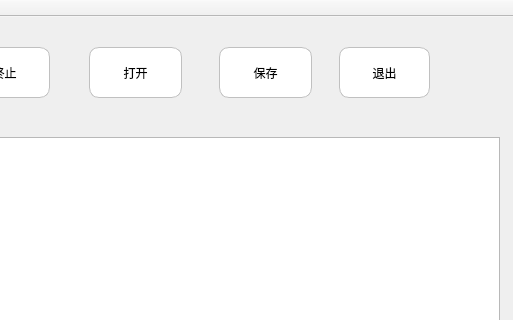
The window that mainwindow.ui (shinytang6/Sniffer) describes before a commit, drawn with Qt 5; both pictures show x 791 to 1304 and y 0 to 320 of the 1304 by 686 pixel window.
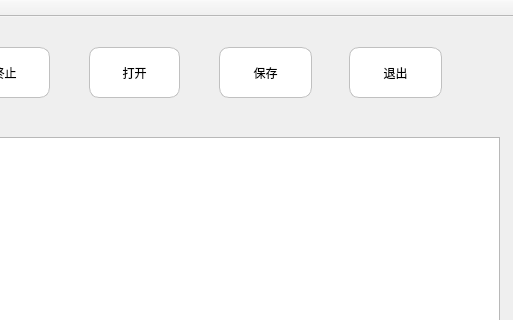
The same window after the commit. Icons and pictures are not drawn.

```diff
--- a/mainwindow.ui
+++ b/mainwindow.ui
@@ -202,7 +202,7 @@
    <widget class="QPushButton" name="saveData">
     <property name="geometry">
      <rect>
-      <x>880</x>
+      <x>1010</x>
       <y>30</y>
       <width>93</width>
       <height>51</height>
@@ -212,7 +212,7 @@
      <string notr="true"/>
     </property>
     <property name="text">
-     <string>打开</string>
+     <string>保存</string>
     </property>
    </widget>
    <widget class="QTreeView" name="detailview">
@@ -253,22 +253,9 @@
    <widget class="QPushButton" name="quit">
     <property name="geometry">
      <rect>
-      <x>1010</x>
+      <x>1140</x>
       <y>30</y>
       <width>93</width>
-      <height>51</height>
-     </rect>
-    </property>
-    <property name="text">
-     <string>保存</string>
-    </property>
-   </widget>
-   <widget class="QPushButton" name="loadFile">
-    <property name="geometry">
-     <rect>
-      <x>1130</x>
-      <y>30</y>
-      <width>91</width>
       <height>51</height>
      </rect>
     </property>
@@ -276,6 +263,19 @@
      <string>退出</string>
     </property>
    </widget>
+   <widget class="QPushButton" name="loadFile">
+    <property name="geometry">
+     <rect>
+      <x>880</x>
+      <y>30</y>
+      <width>91</width>
+      <height>51</height>
+     </rect>
+    </property>
+    <property name="text">
+     <string>打开</string>
+    </property>
+   </widget>
   </widget>
   <widget class="QMenuBar" name="menuBar">
    <property name="geometry">
```
